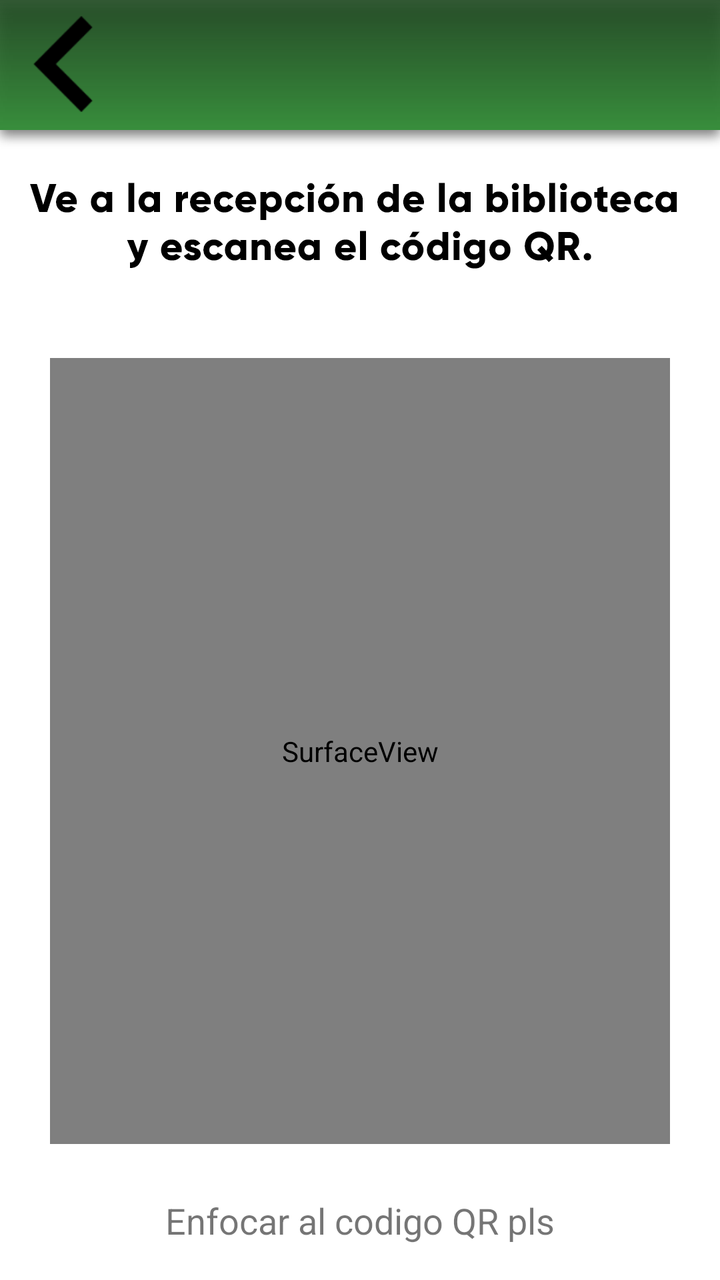
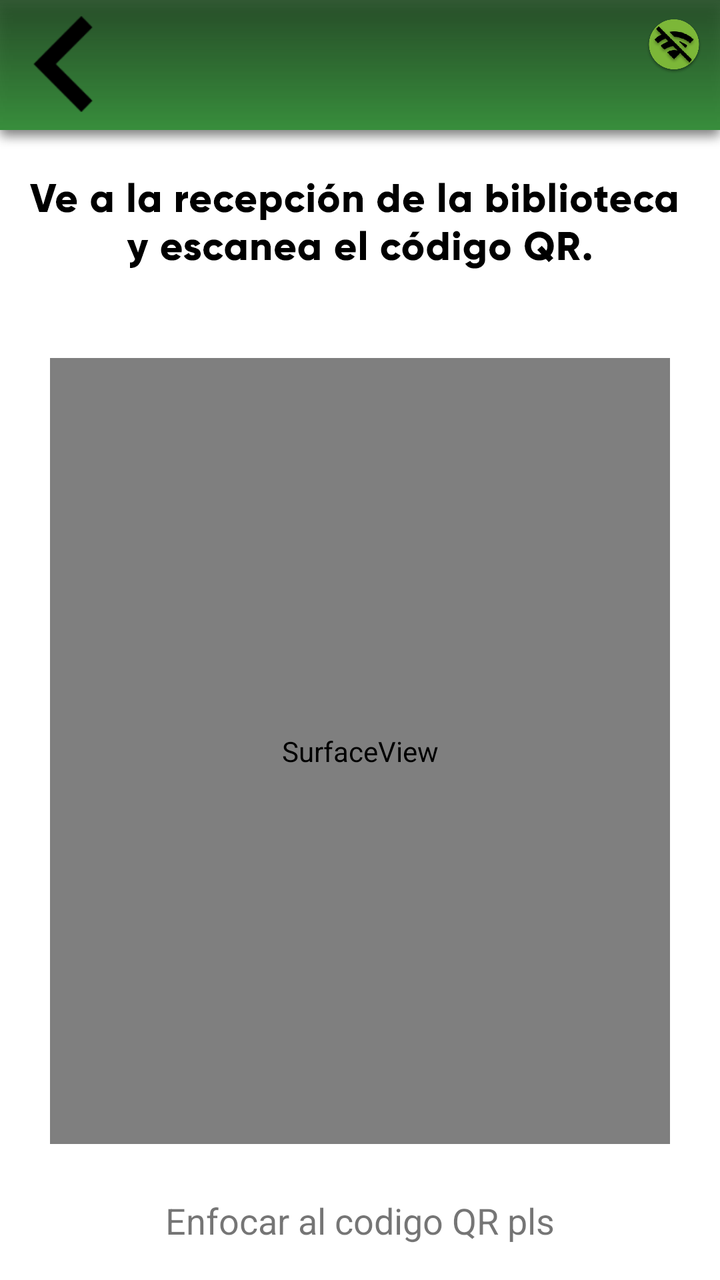

Before-and-after screenshots of an Android layout around one commit, followed by the original layout XML and the change that was made.
<!-- AndroidManifest.xml: application theme AppTheme -->
<!-- res/layout/activity_qr.xml -->
<?xml version="1.0" encoding="utf-8"?>
<android.support.constraint.ConstraintLayout xmlns:android="http://schemas.android.com/apk/res/android"
    xmlns:app="http://schemas.android.com/apk/res-auto"
    xmlns:tools="http://schemas.android.com/tools"
    android:layout_width="match_parent"
    android:layout_height="match_parent"
    android:background="@drawable/nfcready"
    tools:context=".ActivityQR">

    <ImageView
        android:id="@+id/imageView4"
        android:layout_width="wrap_content"
        android:layout_height="wrap_content"
        android:layout_marginStart="8dp"
        android:layout_marginTop="8dp"
        android:layout_marginEnd="8dp"
        android:layout_marginBottom="8dp"
        app:layout_constraintBottom_toBottomOf="parent"
        app:layout_constraintEnd_toEndOf="parent"
        app:layout_constraintStart_toStartOf="parent"
        app:layout_constraintTop_toTopOf="parent"
        app:layout_constraintVertical_bias="0.137"
        app:srcCompat="@drawable/qrtext" />

    <Button
        android:id="@+id/back"
        android:layout_width="47dp"
        android:layout_height="wrap_content"
        android:layout_marginStart="8dp"
        android:layout_marginTop="8dp"
        android:layout_marginEnd="8dp"
        android:layout_marginBottom="8dp"
        android:background="@drawable/flechitaatras"

        app:layout_constraintBottom_toBottomOf="parent"
        app:layout_constraintEnd_toEndOf="parent"
        app:layout_constraintHorizontal_bias="0.0"
        app:layout_constraintStart_toStartOf="parent"
        app:layout_constraintTop_toTopOf="parent"
        app:layout_constraintVertical_bias="0.0" />

    <SurfaceView
        android:id="@+id/camaraview"
        android:layout_width="310dp"
        android:layout_height="393dp"
        android:layout_marginStart="8dp"
        android:layout_marginTop="8dp"
        android:layout_marginEnd="8dp"
        android:layout_marginBottom="8dp"
        app:layout_constraintBottom_toBottomOf="parent"
        app:layout_constraintEnd_toEndOf="parent"
        app:layout_constraintStart_toStartOf="parent"
        app:layout_constraintTop_toTopOf="parent"
        app:layout_constraintVertical_bias="0.74" />

    <TextView
        android:id="@+id/prueba"
        android:layout_width="wrap_content"
        android:layout_height="wrap_content"
        android:layout_marginStart="8dp"
        android:layout_marginTop="8dp"
        android:layout_marginEnd="8dp"
        android:layout_marginBottom="8dp"
        android:layout_below="@+id/camaraview"
        android:text="Enfocar al codigo QR pls"
        android:textSize="18sp"
        android:gravity="center"
        app:layout_constraintBottom_toBottomOf="parent"
        app:layout_constraintEnd_toEndOf="parent"
        app:layout_constraintStart_toStartOf="parent"
        app:layout_constraintTop_toTopOf="parent"
        app:layout_constraintVertical_bias="0.984" />
</android.support.constraint.ConstraintLayout>
<!-- resources referenced by this layout -->
<resources>
  <!-- drawable flechitaatras: png bitmap (drawable-hdpi, 1018 bytes) -->
  <!-- drawable nfcready: png bitmap (drawable-hdpi, 5353 bytes) -->
  <!-- drawable qrtext: png bitmap (drawable-hdpi, 5603 bytes) -->
  <style name="AppTheme" parent="Theme.AppCompat.Light.NoActionBar">
          
          <item name="colorPrimary">@color/colorPrimary</item>
          <item name="colorPrimaryDark">@color/colorPrimaryDark</item>
          <item name="colorAccent">@color/colorAccent</item>
      </style>
  <color name="colorPrimary">#008577</color>
  <color name="colorPrimaryDark">#00574B</color>
  <color name="colorAccent">#D81B60</color>
</resources>

<!-- the commit's change to res/layout/activity_qr.xml (unified diff, before → after) -->
@@ -6,6 +6,24 @@
     android:layout_height="match_parent"
     android:background="@drawable/nfcready"
     tools:context=".ActivityQR">
+
+    <ImageButton
+        android:id="@+id/activity_qr_nowifibutton"
+        android:layout_width="30dp"
+        android:layout_height="30dp"
+        android:layout_alignParentStart="true"
+        android:layout_alignParentTop="true"
+        android:layout_marginStart="8dp"
+        android:layout_marginTop="8dp"
+        android:layout_marginEnd="8dp"
+        android:layout_marginBottom="8dp"
+        android:background="@drawable/ic_nowifi"
+        app:layout_constraintBottom_toBottomOf="parent"
+        app:layout_constraintEnd_toEndOf="parent"
+        app:layout_constraintHorizontal_bias="1.0"
+        app:layout_constraintStart_toStartOf="parent"
+        app:layout_constraintTop_toTopOf="parent"
+        app:layout_constraintVertical_bias="0.0" />
 
     <ImageView
         android:id="@+id/imageView4"
<!-- resource entries referenced after the edit -->
@@ -1,6 +1,7 @@
 <!-- resources referenced by this layout -->
 <resources>
   <!-- drawable flechitaatras: png bitmap (drawable-hdpi, 1018 bytes) -->
+  <!-- drawable ic_nowifi: png bitmap (drawable-hdpi, 15871 bytes) -->
   <!-- drawable nfcready: png bitmap (drawable-hdpi, 5353 bytes) -->
   <!-- drawable qrtext: png bitmap (drawable-hdpi, 5603 bytes) -->
   <style name="AppTheme" parent="Theme.AppCompat.Light.NoActionBar">
